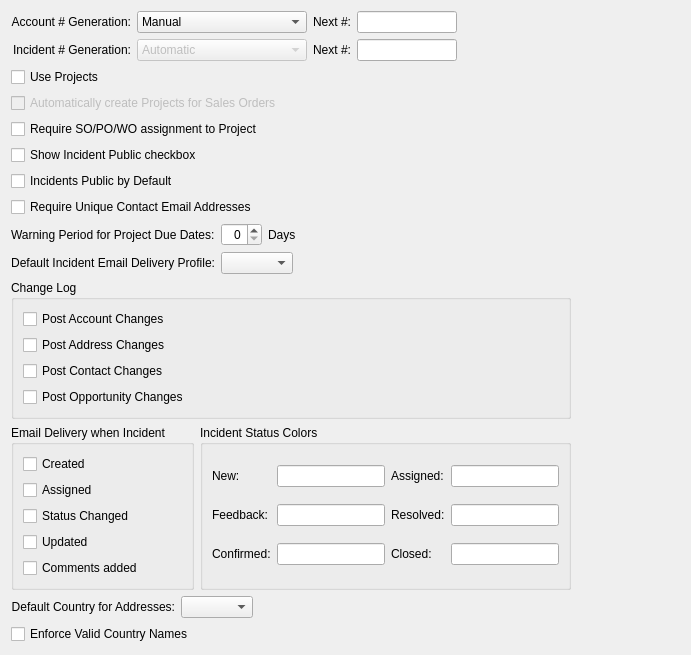
First picture: the form in guiclient/configureCRM.ui, repository wgs4/qt-client, before the edit.
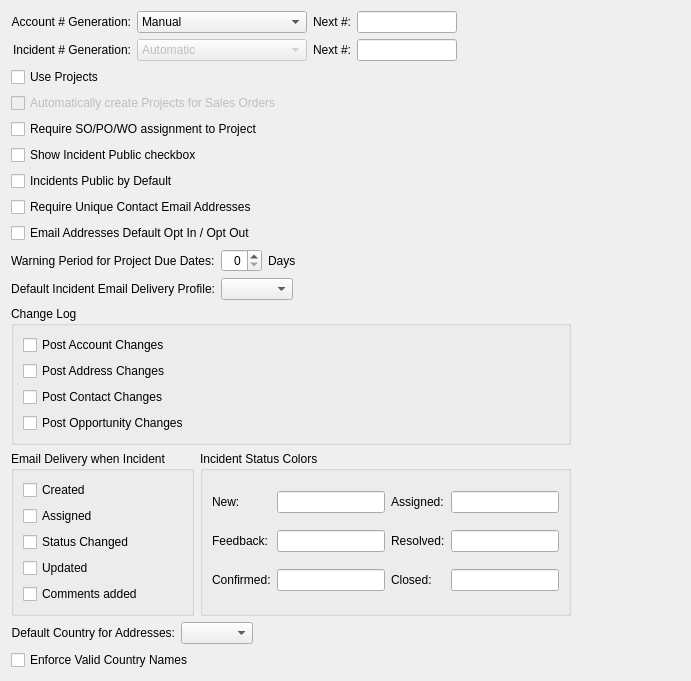
Second picture: the form after the edit. Custom widgets are drawn as their Qt base class.

Commit message: Modifications to Contact email opt in / out process including CRM default settings

The edit to the form file:
```diff
--- a/guiclient/configureCRM.ui
+++ b/guiclient/configureCRM.ui
@@ -216,6 +216,16 @@
              </property>
             </widget>
            </item>
+           <item>
+            <widget class="QCheckBox" name="_defaultEmailopt">
+             <property name="toolTip">
+              <string>When adding email addresses default the Opt In/Opt out setting for that email (check yes to opt in).</string>
+             </property>
+             <property name="text">
+              <string>Email Addresses Default Opt In / Opt Out</string>
+             </property>
+            </widget>
+           </item>
            <item>
             <layout class="QHBoxLayout" name="horizontalLayout_5">
              <item>
```
Left out of the diff: 2 changed lines with no effect on the pictures. The commit also changes 4 other files.
